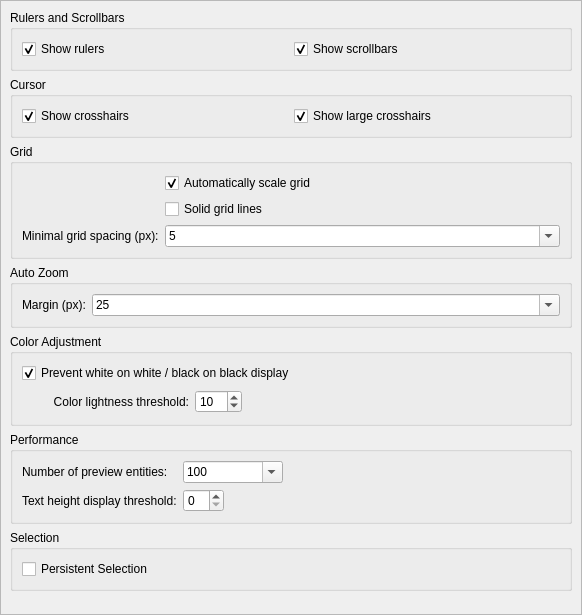
Qt form scripts/Edit/AppPreferences/GraphicsViewPreferences/PreferencesPage.ui (qcad/qcad) before a commit.
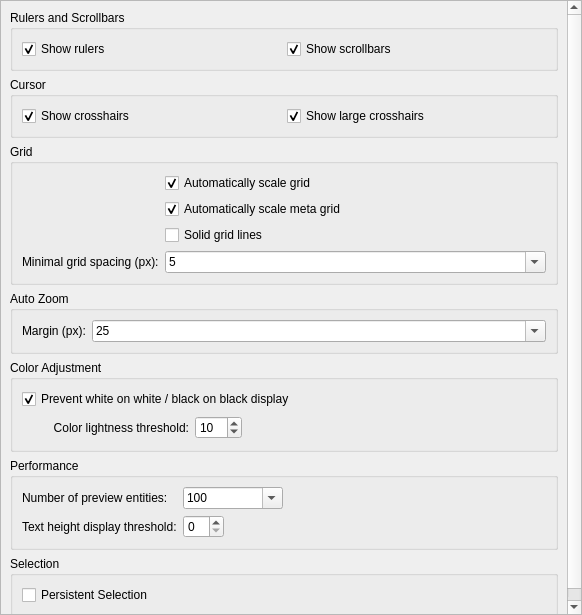
The same form after that commit.

Commit message: fix grid scaling for grid in inches, fixed grid spacing

Diff of the .ui file:
```diff
--- a/scripts/Edit/AppPreferences/GraphicsViewPreferences/PreferencesPage.ui
+++ b/scripts/Edit/AppPreferences/GraphicsViewPreferences/PreferencesPage.ui
@@ -21,8 +21,8 @@
     <rect>
      <x>0</x>
      <y>0</y>
-     <width>580</width>
-     <height>613</height>
+     <width>565</width>
+     <height>621</height>
     </rect>
    </property>
    <layout class="QVBoxLayout" name="verticalLayout">
@@ -100,21 +100,21 @@
          </property>
         </widget>
        </item>
-       <item row="1" column="1">
+       <item row="2" column="1">
         <widget class="QCheckBox" name="SolidGridLines">
          <property name="text">
           <string>Solid grid lines</string>
          </property>
         </widget>
        </item>
-       <item row="2" column="0">
+       <item row="3" column="0">
         <widget class="QLabel" name="label_14">
          <property name="text">
           <string>Minimal grid spacing (px):</string>
          </property>
         </widget>
        </item>
-       <item row="2" column="1">
+       <item row="3" column="1">
         <widget class="QComboBox" name="MinGridSpacing">
          <property name="minimumSize">
           <size>
@@ -165,6 +165,16 @@
          </item>
         </widget>
        </item>
+       <item row="1" column="1">
+        <widget class="QCheckBox" name="AutoScaleMetaGrid">
+         <property name="text">
+          <string>Automatically scale meta grid</string>
+         </property>
+         <property name="checked">
+          <bool>true</bool>
+         </property>
+        </widget>
+       </item>
       </layout>
      </widget>
     </item>
```
The commit also changes 5 other files.
